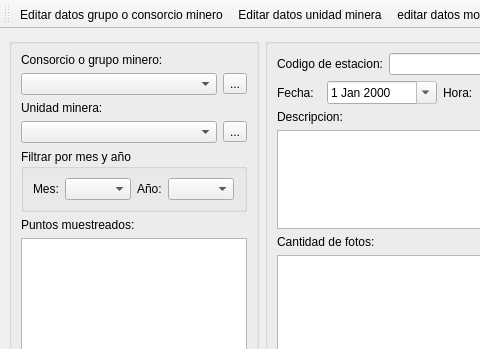
Qt form mainwindow.ui (lincolningaroca/SWDataMonitoreo) before a commit; both pictures show x 0 to 480 and y 0 to 349 of the 1005 by 602 pixel window.
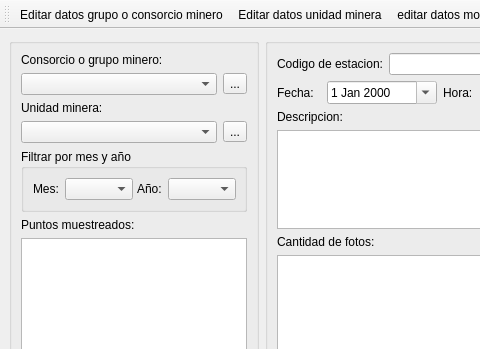
The same form after that commit. Icons and pictures are not drawn. Custom widgets are drawn as their Qt base class.

Commit message: modificacion al archivo mainwindow.ui

```diff
--- a/mainwindow.ui
+++ b/mainwindow.ui
@@ -97,7 +97,20 @@
              </widget>
             </item>
             <item>
-             <widget class="QComboBox" name="cboMeses"/>
+             <widget class="QComboBox" name="cboMeses">
+              <property name="minimumSize">
+               <size>
+                <width>68</width>
+                <height>0</height>
+               </size>
+              </property>
+              <property name="maximumSize">
+               <size>
+                <width>68</width>
+                <height>16777215</height>
+               </size>
+              </property>
+             </widget>
             </item>
             <item>
              <widget class="QLabel" name="label_14">
@@ -107,7 +120,20 @@
              </widget>
             </item>
             <item>
-             <widget class="QComboBox" name="cboAnios"/>
+             <widget class="QComboBox" name="cboAnios">
+              <property name="minimumSize">
+               <size>
+                <width>68</width>
+                <height>0</height>
+               </size>
+              </property>
+              <property name="maximumSize">
+               <size>
+                <width>68</width>
+                <height>16777215</height>
+               </size>
+              </property>
+             </widget>
             </item>
            </layout>
           </item>
```
